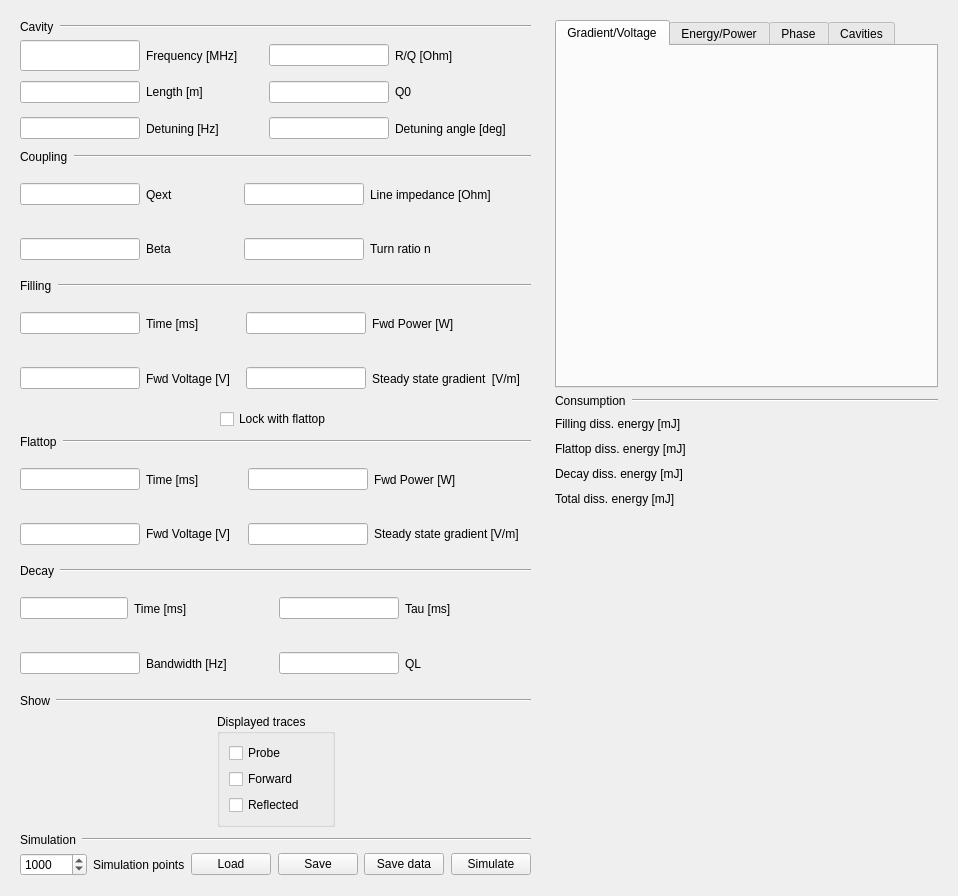
Old version of the form QtCavity.ui in the repository bellaz89/QtCavity.
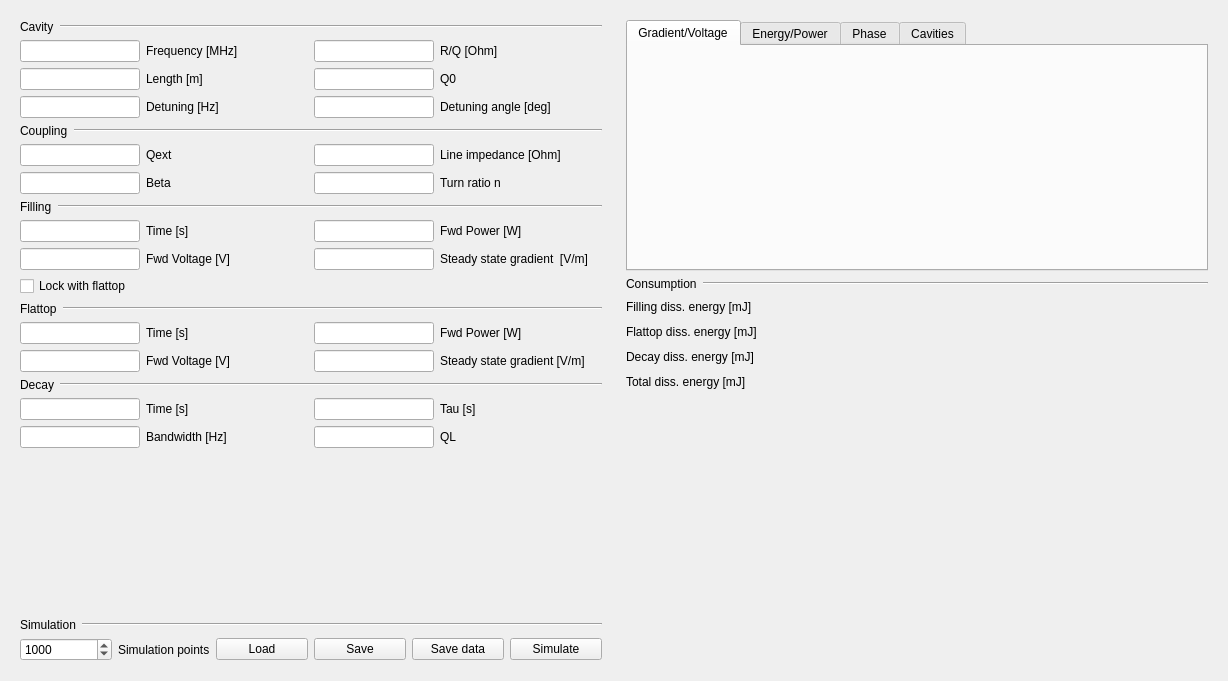
New version of the form.

```diff
--- a/QtCavity.ui
+++ b/QtCavity.ui
@@ -6,8 +6,8 @@
    <rect>
     <x>0</x>
     <y>0</y>
-    <width>958</width>
-    <height>896</height>
+    <width>1228</width>
+    <height>681</height>
    </rect>
   </property>
   <property name="windowTitle">
@@ -16,6 +16,12 @@
   <layout class="QHBoxLayout" name="horizontalLayout_10">
    <item>
     <widget class="QWidget" name="widget" native="true">
+     <property name="sizePolicy">
+      <sizepolicy hsizetype="Preferred" vsizetype="Preferred">
+       <horstretch>0</horstretch>
+       <verstretch>0</verstretch>
+      </sizepolicy>
+     </property>
      <layout class="QVBoxLayout" name="verticalLayout_5">
       <item>
        <layout class="QHBoxLayout" name="horizontalLayout">
@@ -74,19 +80,6 @@
             </property>
            </widget>
           </item>
-          <item>
-           <spacer name="horizontalSpacer_3">
-            <property name="orientation">
-             <enum>Qt::Horizontal</enum>
-            </property>
-            <property name="sizeHint" stdset="0">
-             <size>
-              <width>40</width>
-              <height>20</height>
-             </size>
-            </property>
-           </spacer>
-          </item>
          </layout>
         </item>
         <item row="1" column="3">
@@ -114,19 +107,6 @@
             </property>
            </widget>
           </item>
-          <item>
-           <spacer name="horizontalSpacer_4">
-            <property name="orientation">
-             <enum>Qt::Horizontal</enum>
-            </property>
-            <property name="sizeHint" stdset="0">
-             <size>
-              <width>40</width>
-              <height>20</height>
-             </size>
-            </property>
-           </spacer>
-          </item>
          </layout>
         </item>
         <item row="2" column="3">
@@ -154,19 +134,6 @@
             </property>
            </widget>
           </item>
-          <item>
-           <spacer name="horizontalSpacer_26">
-            <property name="orientation">
-             <enum>Qt::Horizontal</enum>
-            </property>
-            <property name="sizeHint" stdset="0">
-             <size>
-              <width>40</width>
-              <height>20</height>
-             </size>
-            </property>
-           </spacer>
-          </item>
          </layout>
         </item>
         <item row="2" column="1">
@@ -194,19 +161,6 @@
             </property>
            </widget>
           </item>
-          <item>
-           <spacer name="horizontalSpacer_5">
-            <property name="orientation">
-             <enum>Qt::Horizontal</enum>
-            </property>
-            <property name="sizeHint" stdset="0">
-             <size>
-              <width>40</width>
-              <height>20</height>
-             </size>
-            </property>
-           </spacer>
-          </item>
          </layout>
         </item>
         <item row="4" column="1">
@@ -234,19 +188,6 @@
             </property>
            </widget>
           </item>
-          <item>
-           <spacer name="horizontalSpacer_28">
-            <property name="orientation">
-             <enum>Qt::Horizontal</enum>
-            </property>
-            <property name="sizeHint" stdset="0">
-             <size>
-              <width>40</width>
-              <height>20</height>
-             </size>
-            </property>
-           </spacer>
-          </item>
          </layout>
         </item>
         <item row="4" column="3">
@@ -274,19 +215,6 @@
             </property>
            </widget>
           </item>
-          <item>
-           <spacer name="horizontalSpacer_27">
-            <property name="orientation">
-             <enum>Qt::Horizontal</enum>
-            </property>
-            <property name="sizeHint" stdset="0">
-             <size>
-              <width>40</width>
-              <height>20</height>
-             </size>
-            </property>
-           </spacer>
-          </item>
          </layout>
         </item>
        </layout>
@@ -342,19 +270,6 @@
             </property>
            </widget>
           </item>
-          <item>
-           <spacer name="horizontalSpacer_13">
-            <property name="orientation">
-             <enum>Qt::Horizontal</enum>
-            </property>
-            <property name="sizeHint" stdset="0">
-             <size>
-              <width>40</width>
-              <height>20</height>
-             </size>
-            </property>
-           </spacer>
-          </item>
          </layout>
         </item>
         <item row="1" column="0">
@@ -382,19 +297,6 @@
             </property>
            </widget>
           </item>
-          <item>
-           <spacer name="horizontalSpacer_14">
-            <property name="orientation">
-             <enum>Qt::Horizontal</enum>
-            </property>
-            <property name="sizeHint" stdset="0">
-             <size>
-              <width>40</width>
-              <height>20</height>
-             </size>
-            </property>
-           </spacer>
-          </item>
          </layout>
         </item>
         <item row="0" column="1">
@@ -422,19 +324,6 @@
             </property>
            </widget>
           </item>
-          <item>
-           <spacer name="horizontalSpacer_15">
-            <property name="orientation">
-             <enum>Qt::Horizontal</enum>
-            </property>
-            <property name="sizeHint" stdset="0">
-             <size>
-              <width>40</width>
-              <height>20</height>
-             </size>
-            </property>
-           </spacer>
-          </item>
          </layout>
         </item>
         <item row="1" column="1">
@@ -462,19 +351,6 @@
             </property>
            </widget>
           </item>
-          <item>
-           <spacer name="horizontalSpacer_16">
-            <property name="orientation">
-             <enum>Qt::Horizontal</enum>
-            </property>
-            <property name="sizeHint" stdset="0">
-             <size>
-              <width>40</width>
-              <height>20</height>
-             </size>
-            </property>
-           </spacer>
-          </item>
          </layout>
         </item>
        </layout>
@@ -526,23 +402,10 @@
           <item>
            <widget class="QLabel" name="label_19">
             <property name="text">
-             <string>Time [ms]</string>
+             <string>Time [s]</string>
             </property>
            </widget>
           </item>
-          <item>
-           <spacer name="horizontalSpacer_17">
-            <property name="orientation">
-             <enum>Qt::Horizontal</enum>
-            </property>
-            <property name="sizeHint" stdset="0">
-             <size>
-              <width>40</width>
-              <height>20</height>
-             </size>
-            </property>
-           </spacer>
-          </item>
          </layout>
         </item>
         <item row="1" column="1">
@@ -570,19 +433,6 @@
             </property>
            </widget>
           </item>
-          <item>
-           <spacer name="horizontalSpacer_25">
-            <property name="orientation">
-             <enum>Qt::Horizontal</enum>
-            </property>
-            <property name="sizeHint" stdset="0">
-             <size>
-              <width>40</width>
-              <height>20</height>
-             </size>
-            </property>
-           </spacer>
-          </item>
          </layout>
         </item>
         <item row="1" column="0">
@@ -610,19 +460,6 @@
             </property>
            </widget>
           </item>
-          <item>
-           <spacer name="horizontalSpacer_18">
-            <property name="orientation">
-             <enum>Qt::Horizontal</enum>
-            </property>
-            <property name="sizeHint" stdset="0">
-             <size>
-              <width>40</width>
-              <height>20</height>
-             </size>
-            </property>
-           </spacer>
-          </item>
          </layout>
         </item>
         <item row="0" column="1">
@@ -650,38 +487,12 @@
             </property>
            </widget>
           </item>
-          <item>
-           <spacer name="horizontalSpacer_19">
-            <property name="orientation">
-             <enum>Qt::Horizontal</enum>
-            </property>
-            <property name="sizeHint" stdset="0">
-             <size>
-              <width>40</width>
-              <height>20</height>
-             </size>
-            </property>
-           </spacer>
-          </item>
          </layout>
         </item>
        </layout>
       </item>
       <item>
        <layout class="QHBoxLayout" name="horizontalLayout_36">
-        <item>
-         <spacer name="horizontalSpacer_10">
-          <property name="orientation">
-           <enum>Qt::Horizontal</enum>
-          </property>
-          <property name="sizeHint" stdset="0">
-           <size>
-            <width>40</width>
-            <height>20</height>
-           </size>
-          </property>
-         </spacer>
-        </item>
         <item>
          <widget class="QCheckBox" name="checkBox_5">
           <property name="text">
@@ -689,19 +500,6 @@
           </property>
          </widget>
         </item>
-        <item>
-         <spacer name="horizontalSpacer_11">
-          <property name="orientation">
-           <enum>Qt::Horizontal</enum>
-          </property>
-          <property name="sizeHint" stdset="0">
-           <size>
-            <width>40</width>
-            <height>20</height>
-           </size>
-          </property>
-         </spacer>
-        </item>
        </layout>
       </item>
       <item>
@@ -755,19 +553,6 @@
             </property>
            </widget>
           </item>
-          <item>
-           <spacer name="horizontalSpacer_31">
-            <property name="orientation">
-             <enum>Qt::Horizontal</enum>
-            </property>
-            <property name="sizeHint" stdset="0">
-             <size>
-              <width>40</width>
-              <height>20</height>
-             </size>
-            </property>
-           </spacer>
-          </item>
          </layout>
         </item>
         <item row="0" column="0">
@@ -791,23 +576,10 @@
           <item>
            <widget class="QLabel" name="label_23">
             <property name="text">
-             <string>Time [ms]</string>
+             <string>Time [s]</string>
             </property>
            </widget>
           </item>
-          <item>
-           <spacer name="horizontalSpacer_29">
-            <property name="orientation">
-             <enum>Qt::Horizontal</enum>
-            </property>
-            <property name="sizeHint" stdset="0">
-             <size>
-              <width>40</width>
-              <height>20</height>
-             </size>
-            </property>
-           </spacer>
-          </item>
          </layout>
         </item>
         <item row="0" column="1">
@@ -835,19 +607,6 @@
             </property>
            </widget>
           </item>
-          <item>
-           <spacer name="horizontalSpacer_30">
-            <property name="orientation">
-             <enum>Qt::Horizontal</enum>
-            </property>
-            <property name="sizeHint" stdset="0">
-             <size>
-              <width>40</width>
-              <height>20</height>
-             </size>
-            </property>
-           </spacer>
-          </item>
          </layout>
         </item>
         <item row="1" column="1">
@@ -875,19 +634,6 @@
             </property>
            </widget>
           </item>
-          <item>
-           <spacer name="horizontalSpacer_32">
-            <property name="orientation">
-             <enum>Qt::Horizontal</enum>
-            </property>
-            <property name="sizeHint" stdset="0">
-             <size>
-              <width>40</width>
-              <height>20</height>
-             </size>
-            </property>
-           </spacer>
-          </item>
          </layout>
         </item>
        </layout>
@@ -939,23 +685,10 @@
           <item>
            <widget class="QLabel" name="label_29">
             <property name="text">
-             <string>Time [ms]</string>
+             <string>Time [s]</string>
             </property>
            </widget>
           </item>
-          <item>
-           <spacer name="horizontalSpacer_20">
-            <property name="orientation">
-             <enum>Qt::Horizontal</enum>
-            </property>
-            <property name="sizeHint" stdset="0">
-             <size>
-              <width>40</width>
-              <height>20</height>
-             </size>
-            </property>
-           </spacer>
-          </item>
          </layout>
         </item>
         <item row="1" column="1">
@@ -983,19 +716,6 @@
             </property>
            </widget>
           </item>
-          <item>
-           <spacer name="horizontalSpacer_24">
-            <property name="orientation">
-             <enum>Qt::Horizontal</enum>
-            </property>
-            <property name="sizeHint" stdset="0">
-             <size>
-              <width>40</width>
-              <height>20</height>
-             </size>
-            </property>
-           </spacer>
-          </item>
          </layout>
         </item>
         <item row="1" column="0">
@@ -1029,19 +749,6 @@
             </property>
            </widget>
           </item>
-          <item>
-           <spacer name="horizontalSpacer_21">
-            <property name="orientation">
-             <enum>Qt::Horizontal</enum>
-            </property>
-            <property name="sizeHint" stdset="0">
-             <size>
-              <width>40</width>
-              <height>20</height>
-             </size>
-            </property>
-           </spacer>
-          </item>
          </layout>
         </item>
         <item row="0" column="1">
@@ -1065,110 +772,26 @@
           <item>
            <widget class="QLabel" name="label_30">
             <property name="text">
-             <string>Tau [ms]</string>
+             <string>Tau [s]</string>
             </property>
            </widget>
           </item>
-          <item>
-           <spacer name="horizontalSpacer_23">
-            <property name="orientation">
-             <enum>Qt::Horizontal</enum>
-            </property>
-            <property name="sizeHint" stdset="0">
-             <size>
-              <width>40</width>
-              <height>20</height>
-             </size>
-            </property>
-           </spacer>
-          </item>
          </layout>
         </item>
        </layout>
       </item>
       <item>
-       <layout class="QHBoxLayout" name="horizontalLayout_6">
-        <item>
-         <widget class="QLabel" name="label_6">
-          <property name="text">
-           <string>Show</string>
-          </property>
-         </widget>
-        </item>
-        <item>
-         <widget class="Line" name="line_3">
-          <property name="sizePolicy">
-           <sizepolicy hsizetype="Expanding" vsizetype="Fixed">
-            <horstretch>0</horstretch>
-            <verstretch>0</verstretch>
-           </sizepolicy>
-          </property>
-          <property name="orientation">
-           <enum>Qt::Horizontal</enum>
-          </property>
-         </widget>
-        </item>
-       </layout>
-      </item>
-      <item>
-       <layout class="QHBoxLayout" name="horizontalLayout_8">
-        <item>
-         <spacer name="horizontalSpacer_7">
-          <property name="orientation">
-           <enum>Qt::Horizontal</enum>
-          </property>
-          <property name="sizeHint" stdset="0">
-           <size>
-            <width>40</width>
-            <height>20</height>
-           </size>
-          </property>
-         </spacer>
-        </item>
-        <item>
-         <widget class="QGroupBox" name="groupBox_2">
-          <property name="title">
-           <string>Displayed traces</string>
-          </property>
-          <layout class="QVBoxLayout" name="verticalLayout_2">
-           <item>
-            <widget class="QCheckBox" name="checkBox_3">
-             <property name="text">
-              <string>Probe</string>
-             </property>
-            </widget>
-           </item>
-           <item>
-            <widget class="QCheckBox" name="checkBox_2">
-             <property name="text">
-              <string>Forward</string>
-             </property>
-            </widget>
-           </item>
-           <item>
-            <widget class="QCheckBox" name="checkBox">
-             <property name="text">
-              <string>Reflected</string>
-             </property>
-            </widget>
-           </item>
-          </layout>
-         </widget>
-        </item>
-        <item>
-         <spacer name="horizontalSpacer_6">
-          <property name="orientation">
-           <enum>Qt::Horizontal</enum>
-          </property>
-          <property name="sizeHint" stdset="0">
-           <size>
-            <width>40</width>
-            <height>20</height>
-           </size>
-          </property>
-         </spacer>
-        </item>
-       </layout>
+       <spacer name="verticalSpacer_5">
+        <property name="orientation">
+         <enum>Qt::Vertical</enum>
+        </property>
+        <property name="sizeHint" stdset="0">
+         <size>
+          <width>20</width>
+          <height>40</height>
+         </size>
+        </property>
+       </spacer>
       </item>
       <item>
        <layout class="QHBoxLayout" name="horizontalLayout_7">
@@ -1213,19 +836,6 @@
           </property>
          </widget>
         </item>
-        <item>
-         <spacer name="horizontalSpacer">
-          <property name="orientation">
-           <enum>Qt::Horizontal</enum>
-          </property>
-          <property name="sizeHint" stdset="0">
-           <size>
-            <width>40</width>
-            <height>20</height>
-           </size>
-          </property>
-         </spacer>
-        </item>
         <item>
          <widget class="QPushButton" name="load">
           <property name="text">
@@ -1233,19 +843,6 @@
           </property>
          </widget>
         </item>
-        <item>
-         <spacer name="horizontalSpacer_2">
-          <property name="orientation">
-           <enum>Qt::Horizontal</enum>
-          </property>
-          <property name="sizeHint" stdset="0">
-           <size>
-            <width>40</width>
-            <height>20</height>
-           </size>
-          </property>
-         </spacer>
-        </item>
         <item>
          <widget class="QPushButton" name="save">
           <property name="text">
@@ -1253,19 +850,6 @@
           </property>
          </widget>
         </item>
-        <item>
-         <spacer name="horizontalSpacer_8">
-          <property name="orientation">
-           <enum>Qt::Horizontal</enum>
-          </property>
-          <property name="sizeHint" stdset="0">
-           <size>
-            <width>40</width>
-            <height>20</height>
-           </size>
-          </property>
-         </spacer>
-        </item>
         <item>
          <widget class="QPushButton" name="save_data">
           <property name="text">
@@ -1273,19 +857,6 @@
           </property>
          </widget>
         </item>
-        <item>
-         <spacer name="horizontalSpacer_9">
-          <property name="orientation">
-           <enum>Qt::Horizontal</enum>
-          </property>
-          <property name="sizeHint" stdset="0">
-           <size>
-            <width>40</width>
-            <height>20</height>
-           </size>
-          </property>
-         </spacer>
-        </item>
         <item>
          <widget class="QPushButton" name="simulate">
           <property name="text">
@@ -1300,6 +871,12 @@
    </item>
    <item>
     <widget class="QWidget" name="widget_2" native="true">
+     <property name="sizePolicy">
+      <sizepolicy hsizetype="Expanding" vsizetype="Preferred">
+       <horstretch>0</horstretch>
+       <verstretch>0</verstretch>
+      </sizepolicy>
+     </property>
      <layout class="QVBoxLayout" name="verticalLayout_8">
       <item>
        <widget class="QTabWidget" name="layout">
@@ -1551,6 +1128,19 @@
         </item>
        </layout>
       </item>
+      <item>
+       <spacer name="horizontalSpacer_3">
+        <property name="orientation">
+         <enum>Qt::Horizontal</enum>
+        </property>
+        <property name="sizeHint" stdset="0">
+         <size>
+          <width>40</width>
+          <height>20</height>
+         </size>
+        </property>
+       </spacer>
+      </item>
       <item>
        <spacer name="verticalSpacer_4">
         <property name="orientation">
```
